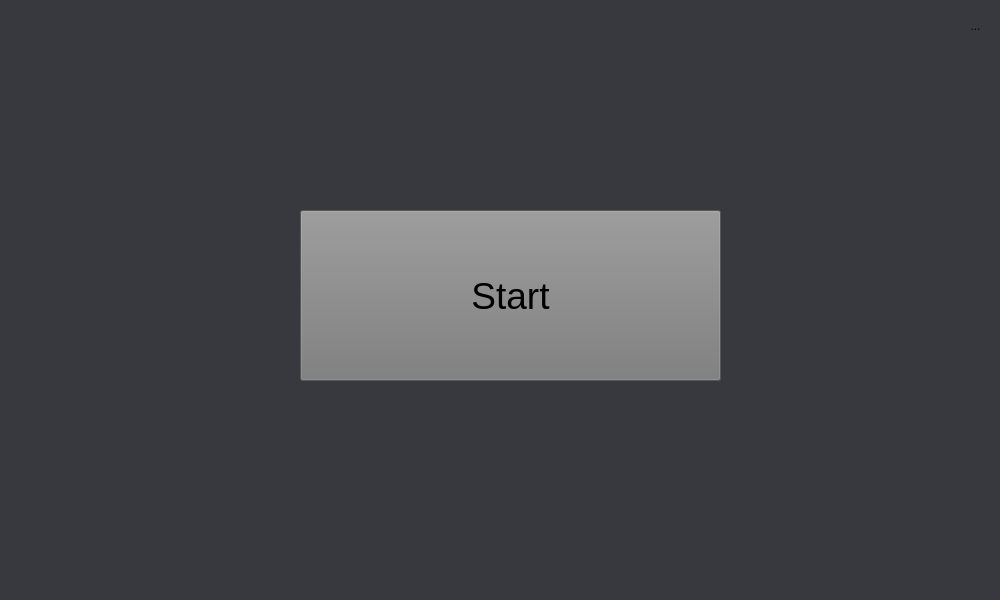
Qt form gui_pirs.ui (Yondu715/PIRS) before a commit.
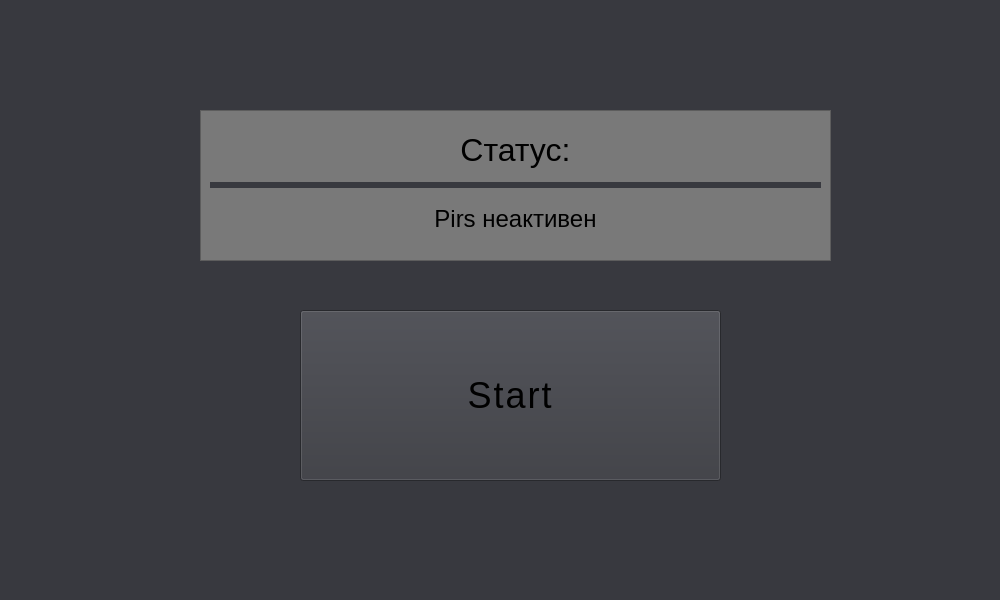
The same form after that commit. Icons and pictures are not drawn.

The edit to the form file:
```diff
--- a/gui_pirs.ui
+++ b/gui_pirs.ui
@@ -28,17 +28,84 @@
   <property name="styleSheet">
    <string notr="true">background-color: rgb(56, 57, 63);</string>
   </property>
-  <widget class="QToolButton" name="toolButton">
+  <widget class="QPushButton" name="start">
    <property name="geometry">
     <rect>
-     <x>950</x>
-     <y>0</y>
+     <x>300</x>
+     <y>310</y>
+     <width>421</width>
+     <height>171</height>
+    </rect>
+   </property>
+   <property name="font">
+    <font>
+     <pointsize>-1</pointsize>
+     <underline>false</underline>
+     <strikeout>false</strikeout>
+    </font>
+   </property>
+   <property name="styleSheet">
+    <string notr="true">QPushButton {
+	
+	 display: block;
+  height: 50px;
+  width: 186px;
+  position: relative;
+  overflow: hidden;
+  text-decoration: none;
+  text-transform: uppercase;
+  letter-spacing: 2px;
+  color: black;
+  font-size: 36px;
+  text-align: center;
+  }
+  QPushButton:hover {
+    position: absolute;
+    content:'';
+    display: inline-block;
+    background: rgba(59,173,227,1);
+    background: linear-gradient(45deg, rgba(59,173,227,1) 0%, rgba(87,111,230,1) 25%, rgba(152,68,183,1) 51%, rgba(255,53,127,1) 100%);
+    height: 50px;
+    width: 372px;
+    z-index: -1;
+    transform: translateX(-280px);
+    transition: transform 400ms ease-in;
+  }
+QPushButton:pressed {
+  display: block;
+  height: 50px;
+  width: 186px;
+  position: relative;
+  overflow: hidden;
+  text-decoration: none;
+  text-transform: uppercase;
+  letter-spacing: 2px;
+  color: black;
+  font-size: 36px;
+  text-align: center;
+  
+ }
+
+
+</string>
+   </property>
+   <property name="text">
+    <string>Start</string>
+   </property>
+  </widget>
+  <widget class="QPushButton" name="pushButton">
+   <property name="geometry">
+    <rect>
+     <x>940</x>
+     <y>10</y>
      <width>51</width>
-     <height>51</height>
+     <height>41</height>
     </rect>
    </property>
    <property name="styleSheet">
-    <string notr="true">display: inline-block;
+    <string notr="true">
+QPushButton {
+display: inline-block;
   width: 1.5em;
   height: 1.5em;
   vertical-align: middle;
@@ -49,36 +116,81 @@
   box-shadow:
    inset 0 -3px 10px rgba(255,255,255,1),
    inset 0 3px 10px rgba(0,0,0,.4),
-   0 2px 4px rgba(0,0,0,.9);</string>
+   0 2px 4px rgba(0,0,0,.9);
+  }
+QPushButton:pressed {
+  display: block;
+  height: 50px;
+  width: 186px;
+  position: relative;
+  overflow: hidden;
+  text-decoration: none;
+  text-transform: uppercase;
+  letter-spacing: 2px;
+  color: black;
+  font-size: 36px;
+  text-align: center;
+  
+ }
+</string>
    </property>
    <property name="text">
-    <string>...</string>
+    <string/>
    </property>
    <property name="icon">
     <iconset>
      <normaloff>Settings.ico</normaloff>Settings.ico</iconset>
    </property>
   </widget>
-  <widget class="QPushButton" name="start">
+  <widget class="QFrame" name="frame">
    <property name="geometry">
     <rect>
-     <x>300</x>
-     <y>210</y>
-     <width>421</width>
-     <height>171</height>
+     <x>200</x>
+     <y>110</y>
+     <width>631</width>
+     <height>151</height>
     </rect>
    </property>
-   <property name="font">
-    <font>
-     <pointsize>28</pointsize>
-    </font>
-   </property>
    <property name="styleSheet">
-    <string notr="true">background-color: rgb(121, 121, 121);</string>
+    <string notr="true">QFrame {
+	background-color: rgb(121, 121, 121);
+}</string>
    </property>
-   <property name="text">
-    <string>Start</string>
+   <property name="frameShape">
+    <enum>QFrame::StyledPanel</enum>
    </property>
+   <property name="frameShadow">
+    <enum>QFrame::Raised</enum>
+   </property>
+   <widget class="QWidget" name="verticalLayoutWidget">
+    <property name="geometry">
+     <rect>
+      <x>10</x>
+      <y>9</y>
+      <width>611</width>
+      <height>131</height>
+     </rect>
+    </property>
+    <layout class="QVBoxLayout" name="verticalLayout">
+     <item>
+      <widget class="QLabel" name="label">
+       <property name="styleSheet">
+        <string notr="true">text-align: center;</string>
+       </property>
+       <property name="text">
+        <string>&lt;html&gt;&lt;head/&gt;&lt;body&gt;&lt;p align=&quot;center&quot;&gt;&lt;span style=&quot; font-size:24pt;&quot;&gt;Статус:&lt;/span&gt;&lt;/p&gt;&lt;/body&gt;&lt;/html&gt;</string>
+       </property>
+      </widget>
+     </item>
+     <item>
+      <widget class="QLabel" name="label_2">
+       <property name="text">
+        <string>&lt;html&gt;&lt;head/&gt;&lt;body&gt;&lt;p align=&quot;center&quot;&gt;&lt;span style=&quot; font-size:18pt;&quot;&gt;Pirs неактивен&lt;/span&gt;&lt;/p&gt;&lt;/body&gt;&lt;/html&gt;</string>
+       </property>
+      </widget>
+     </item>
+    </layout>
+   </widget>
   </widget>
  </widget>
  <resources/>
```
